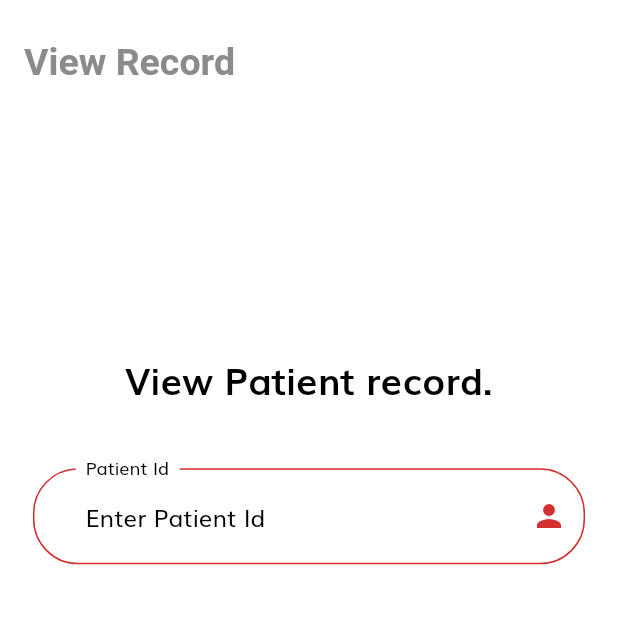
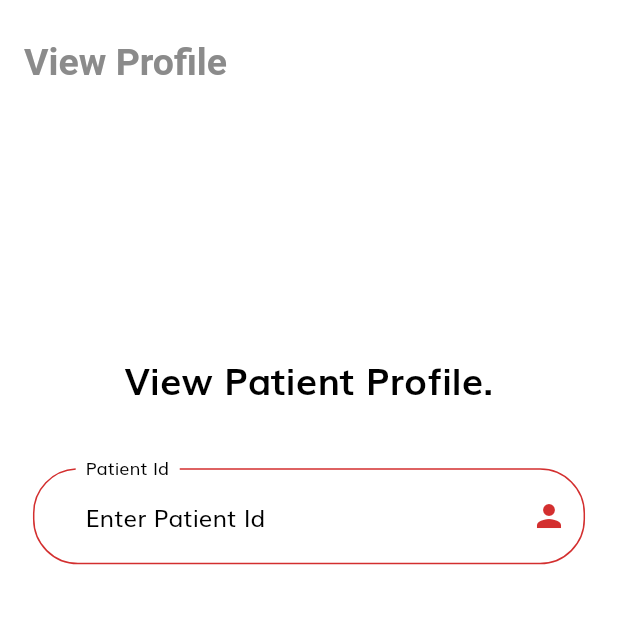
Before and after one commit to priyamalytic/Medical-Record-App, a Flutter app: the screen it shows after launch, item 2 of the bottom bar chosen, after a tap on "Continue", on a phone screen of 412 x 824 dp, the top half of it. Run offline on Flutter 3.47's test engine with Material 2 defaults, Android fonts, the phone set to English and light mode, and no system bars; our stand-ins replace flutter_svg.

Commit message:
changed viewPatientViewProfile page

```diff
--- a/lib/screens/view_patient_profile/components/body.dart
+++ b/lib/screens/view_patient_profile/components/body.dart
@@ -45,7 +45,7 @@ class _BodyState extends State<Body> {
               children: [
                 SizedBox(height: getProportionateScreenHeight(150)),
                 Text(
-                  "View Patient record.",
+                  "View Patient Profile.",
                   style: TextStyle(
                     fontSize: 25,
                     fontWeight: FontWeight.bold,
--- a/lib/screens/view_patient_profile/viewPatientProfile.dart
+++ b/lib/screens/view_patient_profile/viewPatientProfile.dart
@@ -14,7 +14,7 @@ class _ViewPatientProfileState extends State<ViewPatientProfile> {
     return Scaffold(
       appBar: AppBar(
         title: Text(
-          "View Record",
+          "View Profile",
           style: TextStyle(
             fontSize: 25,
             fontWeight: FontWeight.w600,
--- a/lib/screens/view_patient_record/viewPatientRecord.dart
+++ b/lib/screens/view_patient_record/viewPatientRecord.dart
@@ -1,5 +1,7 @@
 import 'package:flutter/material.dart';
 import 'package:med_app/screens/view_patient_record/components/body.dart';
+
+import '../../size_config.dart';
 
 class ViewPatientRecord extends StatefulWidget {
   static String routeName = "/viewPatientRecord";
@@ -21,6 +23,7 @@ class _ViewPatientRecordState extends State<ViewPatientRecord> {
               fontWeight: FontWeight.w600,
             ),
           ),
+          toolbarHeight: SizeConfig.screenHeight * 0.1,
         ),
         body: Body(),
       ),
```
